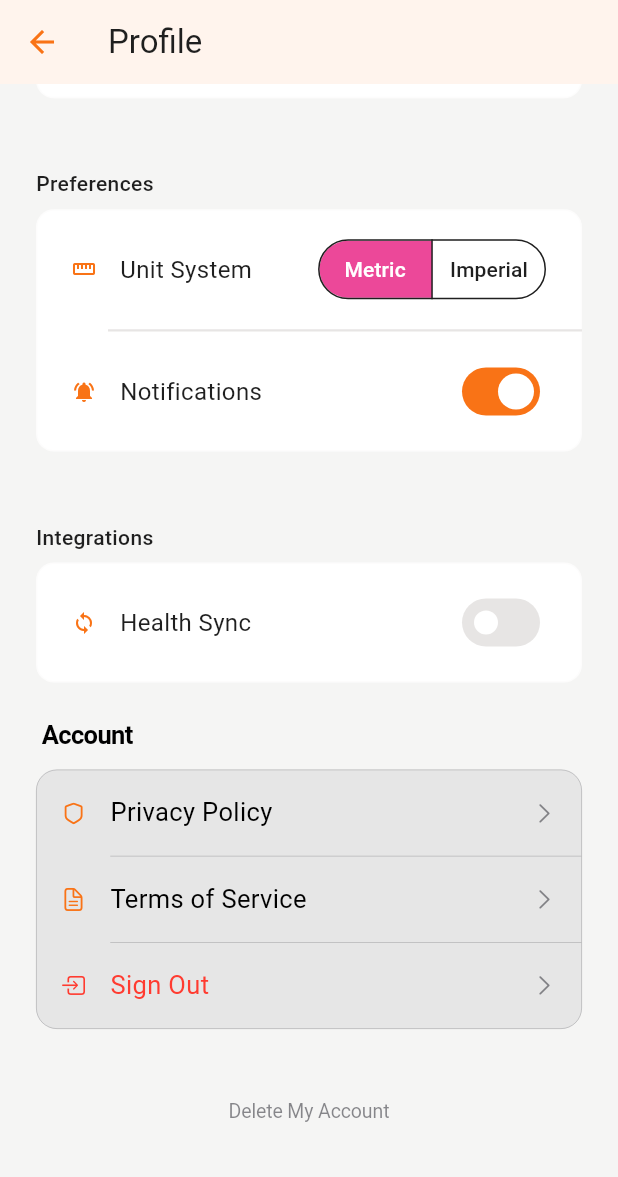
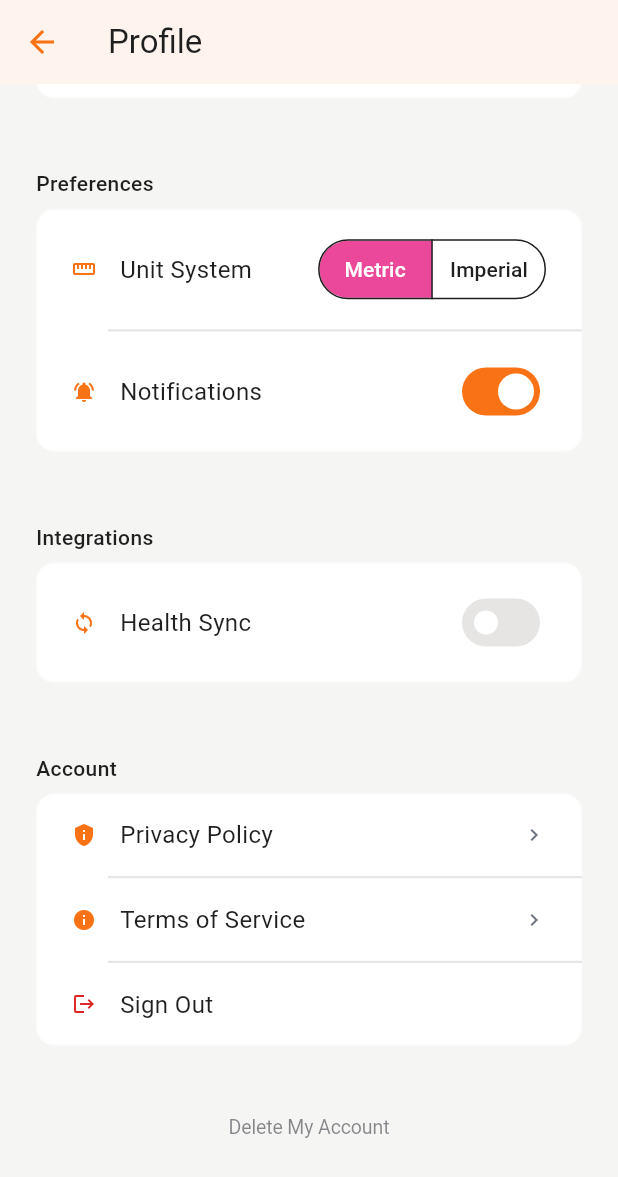
Before and after one commit to naru1790/vitalo, a Flutter app: the ProfileScreen screen opened by its route, scrolled down 576 dp, on a phone screen of 412 x 824 dp. Shown: the top 1177 px of the screen. Run offline on Flutter 3.47's test engine with Material 3 defaults, Android fonts, the phone set to English and light mode, and no system bars; our stand-ins replace flutter_riverpod, flutter_secure_storage, font_awesome_flutter, go_router, google_sign_in, shared_preferences and 2 more; accounts and stored records are empty.

Commit message:
feat(profile): add actionDestructive color and refactor account section widget

```diff
--- a/lib/design/tokens/colors/android_dark_colors.dart
+++ b/lib/design/tokens/colors/android_dark_colors.dart
@@ -85,6 +85,11 @@ class AndroidDarkColors extends AppColors {
   Color get feedbackInfo => const Color(0xFF818CF8);
 
   @override
+  Color get actionDestructive =>
+      // Calmer than feedbackError; still clearly destructive.
+      const Color(0xFFEF4444);
+
+  @override
   Color get stateActive =>
       // Intentionally aligned with brandPrimary dark value.
       // Semantic independence: stateActive communicates interaction feedback,
--- a/lib/design/tokens/colors/android_light_colors.dart
+++ b/lib/design/tokens/colors/android_light_colors.dart
@@ -89,6 +89,11 @@ class AndroidLightColors extends AppColors {
   Color get feedbackInfo => const Color(0xFF5C6BC0);
 
   @override
+  Color get actionDestructive =>
+      // Calmer than feedbackError; still clearly destructive.
+      const Color(0xFFDC2626);
+
+  @override
   Color get stateActive =>
       // Intentionally aligned with brandPrimary value.
       // Semantic independence: stateActive communicates interaction feedback,
--- a/lib/design/tokens/colors/app_colors.dart
+++ b/lib/design/tokens/colors/app_colors.dart
@@ -44,10 +44,31 @@ abstract class AppColors {
   Color get textInverse;
 
   // Feedback
+  // Feedback roles are reserved for system/validation outcomes.
+  // Use these when something failed or needs attention (e.g., form errors,
+  // network failures, denied permissions).
   Color get feedbackSuccess;
   Color get feedbackWarning;
+
+  // Reserved for system or validation failures.
+  // MUST NOT be used to style intentional user actions.
   Color get feedbackError;
   Color get feedbackInfo;
+
+  // Actions
+  // Action roles are reserved for intentional, user-triggered intents.
+  // They are not error states; they describe what the user is choosing to do.
+
+  /// Intentional destructive action (e.g., sign out, delete).
+  ///
+  /// Semantics:
+  /// - User-triggered
+  /// - Potentially destructive
+  /// - Not a system/validation error
+  ///
+  /// Must not reuse [feedbackError]. Palettes may derive from their red family,
+  /// but the resulting color should be visually calmer than error states.
+  Color get actionDestructive;
 
   // Interactive States
   Color get stateActive;
--- a/lib/design/tokens/colors/default_dark_colors.dart
+++ b/lib/design/tokens/colors/default_dark_colors.dart
@@ -82,6 +82,11 @@ class DefaultDarkColors extends AppColors {
   Color get feedbackInfo => const Color(0xFF818CF8);
 
   @override
+  Color get actionDestructive =>
+      // Calmer than feedbackError; still clearly destructive.
+      const Color(0xFFEF4444);
+
+  @override
   Color get stateActive =>
       // Intentionally aligned with brandPrimary dark value.
       // Semantic independence: stateActive communicates interaction feedback,
--- a/lib/design/tokens/colors/default_light_colors.dart
+++ b/lib/design/tokens/colors/default_light_colors.dart
@@ -86,6 +86,11 @@ class DefaultLightColors extends AppColors {
   Color get feedbackInfo => const Color(0xFF5C6BC0);
 
   @override
+  Color get actionDestructive =>
+      // Calmer than feedbackError; still clearly destructive.
+      const Color(0xFFDC2626);
+
+  @override
   Color get stateActive =>
       // Intentionally aligned with brandPrimary value.
       // Semantic independence: stateActive communicates interaction feedback,
--- a/lib/design/tokens/colors/ios_dark_colors.dart
+++ b/lib/design/tokens/colors/ios_dark_colors.dart
@@ -85,6 +85,11 @@ class IosDarkColors extends AppColors {
   Color get feedbackInfo => const Color(0xFF818CF8);
 
   @override
+  Color get actionDestructive =>
+      // Calmer than feedbackError; still clearly destructive.
+      const Color(0xFFEF4444);
+
+  @override
   Color get stateActive =>
       // Intentionally aligned with brandPrimary dark value.
       // Semantic independence: stateActive communicates interaction feedback,
--- a/lib/design/tokens/colors/ios_light_colors.dart
+++ b/lib/design/tokens/colors/ios_light_colors.dart
@@ -87,6 +87,11 @@ class IosLightColors extends AppColors {
   Color get feedbackInfo => const Color(0xFF5C6BC0);
 
   @override
+  Color get actionDestructive =>
+      // Calmer than feedbackError; still clearly destructive.
+      const Color(0xFFDC2626);
+
+  @override
   Color get stateActive =>
       // Intentionally aligned with brandPrimary value.
       // Semantic independence: stateActive communicates interaction feedback,
--- a/lib/design/tokens/icons.dart
+++ b/lib/design/tokens/icons.dart
@@ -128,6 +128,20 @@ enum AppIcon {
   systemLanguage,
   systemAccessibility,
   systemBirthday,
+
+  // ──────────────────────────────────────────────────────────
+  // Account & Session
+  // ──────────────────────────────────────────────────────────
+
+  /// End the current user session (sign out).
+  ///
+  /// Meaning:
+  /// - Leaves authenticated state
+  /// - Not external navigation
+  /// - Not an error state
+  ///
+  /// Do not substitute navigation or feedback icons.
+  accountSignOut,
 
   // ──────────────────────────────────────────────────────────
   // Health & Body
@@ -311,6 +325,11 @@ abstract final class AppIcons {
       case AppIcon.systemBirthday:
         return CupertinoIcons.gift;
 
+      // Account & Session
+      case AppIcon.accountSignOut:
+        // Session exit (sign out), not external navigation.
+        return CupertinoIcons.square_arrow_right;
+
       // Health & Body
       case AppIcon.systemUnits:
         // Use sliders as the stable, universal metaphor for changing units.
@@ -472,6 +491,11 @@ abstract final class AppIcons {
       case AppIcon.systemBirthday:
         return Icons.cake;
 
+      // Account & Session
+      case AppIcon.accountSignOut:
+        // Session exit (sign out), not external navigation.
+        return Icons.logout;
+
       case AppIcon.systemUnits:
         return Icons.straighten;
       case AppIcon.healthWeight:
--- a/lib/features/profile/presentation/profile_screen.dart
+++ b/lib/features/profile/presentation/profile_screen.dart
@@ -7,7 +7,6 @@ import '../../../main.dart';
 import '../../../core/router.dart';
 import '../../../core/services/auth_service.dart';
 import '../../../core/theme.dart';
-import '../../../core/widgets/profile_row.dart';
 import '../../../design/design.dart';
 import '../flows/body_measurements_flows.dart';
 import '../flows/identity_flows.dart';
@@ -15,6 +14,7 @@ import '../flows/personal_info_flows.dart';
 import '../models/body_measurements_data.dart';
 import '../models/body_measurements_formatter.dart';
 import 'widgets/profile_body_measurements_section.dart';
+import 'widgets/profile_account_section.dart';
 import 'widgets/profile_integrations_section.dart';
 import 'widgets/profile_personal_info_section.dart';
 import 'widgets/profile_preferences_section.dart';
@@ -359,11 +359,14 @@ class _ProfileScreenState extends State<ProfileScreen> {
             ),
           ),
 
-          const SizedBox(height: AppSpacing.xl),
-
-          _buildSectionTitle('Account'),
-          const SizedBox(height: AppSpacing.sm),
-          _buildAccountCard(),
+          AppSection(
+            title: 'Account',
+            child: ProfileAccountSection(
+              onPrivacyPolicyTap: () => context.push(AppRoutes.privacy),
+              onTermsTap: () => context.push(AppRoutes.terms),
+              onSignOutTap: _handleSignOut,
+            ),
+          ),
 
           const SizedBox(height: AppSpacing.xxl),
 
@@ -379,43 +382,6 @@ class _ProfileScreenState extends State<ProfileScreen> {
           ),
 
           const SizedBox(height: AppSpacing.xxxl),
-        ],
-      ),
-    );
-  }
-
-  Widget _buildSectionTitle(String title) {
-    return Padding(
-      padding: const EdgeInsets.only(left: AppSpacing.xxs),
-      child: Text(title, style: AppleTextStyles.headline(context)),
-    );
-  }
-
-  Widget _buildAccountCard() {
-    final errorColor = CupertinoColors.systemRed.resolveFrom(context);
-
-    return ProfileCard(
-      child: Column(
-        children: [
-          ProfileTappableRow(
-            icon: CupertinoIcons.shield,
-            label: 'Privacy Policy',
-            onTap: () => context.push(AppRoutes.privacy),
-          ),
-          const ProfileRowDivider(),
-          ProfileTappableRow(
-            icon: CupertinoIcons.doc_text,
-            label: 'Terms of Service',
-            onTap: () => context.push(AppRoutes.terms),
-          ),
-          const ProfileRowDivider(),
-          ProfileTappableRow(
-            icon: CupertinoIcons.square_arrow_right,
-            label: 'Sign Out',
-            iconColor: errorColor,
-            labelColor: errorColor,
-            onTap: _handleSignOut,
-          ),
         ],
       ),
     );
--- /dev/null
+++ b/lib/features/profile/presentation/widgets/profile_account_section.dart
@@ -0,0 +1,68 @@
+import 'package:flutter/widgets.dart';
+
+import '../../../../design/design.dart';
+import '../../../../design/tokens/icons.dart' as icons;
+
+/// Feature widget for the Profile → Account section content.
+///
+/// Summary-only: owns no navigation or modal flows.
+class ProfileAccountSection extends StatelessWidget {
+  const ProfileAccountSection({
+    super.key,
+    required this.onPrivacyPolicyTap,
+    required this.onTermsTap,
+    required this.onSignOutTap,
+  });
+
+  final VoidCallback onPrivacyPolicyTap;
+  final VoidCallback onTermsTap;
+  final VoidCallback onSignOutTap;
+
+  @override
+  Widget build(BuildContext context) {
+    final colors = AppColorScope.of(context).colors;
+
+    return AppSurface(
+      variant: AppSurfaceVariant.card,
+      child: Column(
+        children: [
+          AppListTile(
+            leading: const AppIcon(
+              icons.AppIcon.systemPrivacy,
+              size: AppIconSize.small,
+              color: AppIconColor.brand,
+            ),
+            title: 'Privacy Policy',
+            showsChevron: true,
+            onTap: onPrivacyPolicyTap,
+          ),
+
+          const AppDivider(inset: AppDividerInset.leading),
+
+          AppListTile(
+            leading: const AppIcon(
+              icons.AppIcon.feedbackInfo,
+              size: AppIconSize.small,
+              color: AppIconColor.brand,
+            ),
+            title: 'Terms of Service',
+            showsChevron: true,
+            onTap: onTermsTap,
+          ),
+
+          const AppDivider(inset: AppDividerInset.leading),
+
+          AppListTile(
+            leading: AppIcon(
+              icons.AppIcon.accountSignOut,
+              size: AppIconSize.small,
+              colorOverride: colors.actionDestructive,
+            ),
+            title: 'Sign Out',
+            onTap: onSignOutTap,
+          ),
+        ],
+      ),
+    );
+  }
+}
```
